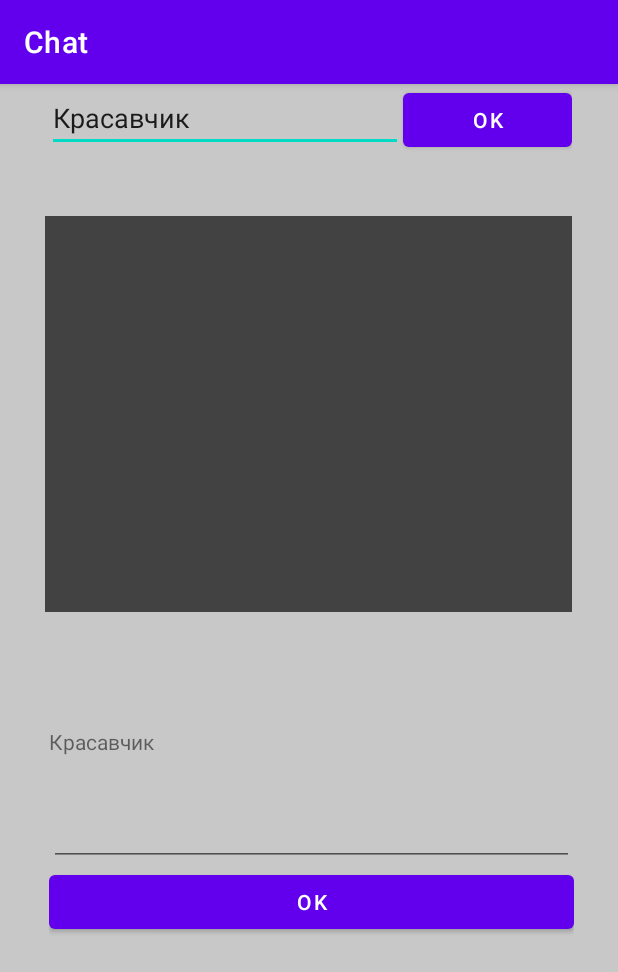
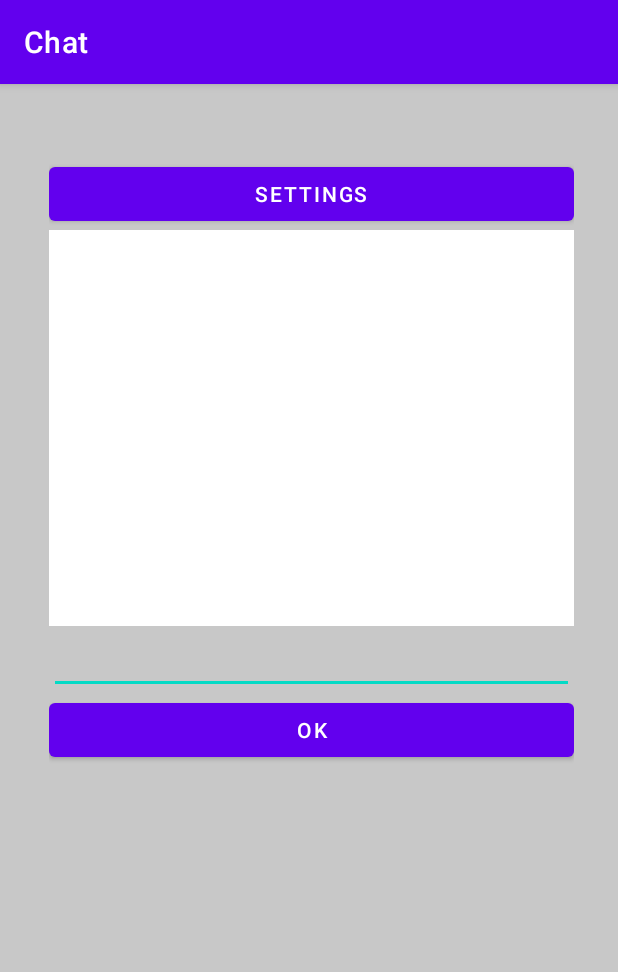
Before and after one commit to DoomHopes/Chat, an Android app: the screen it shows after launch (MainActivity), on a phone screen of 412 x 824 dp. Shown: the top 972 px of the screen. Run offline under Robolectric (Android 15) with nearby library versions, the phone set to English and light mode, and no system bars.

Commit message:
Settings

```diff
--- a/app/src/main/java/com/example/chat/MainActivity.java
+++ b/app/src/main/java/com/example/chat/MainActivity.java
@@ -1,12 +1,16 @@
 package com.example.chat;
 
+import androidx.appcompat.app.ActionBar;
 import androidx.appcompat.app.AppCompatActivity;
 
 import android.annotation.SuppressLint;
+import android.content.Intent;
 import android.os.Build;
 import android.os.Bundle;
 import android.os.Handler;
 import android.text.method.ScrollingMovementMethod;
+import android.util.Log;
+import android.view.Menu;
 import android.view.View;
 import android.widget.EditText;
 import android.widget.TextView;
@@ -20,13 +24,16 @@ import java.io.IOException;
 import java.io.InputStream;
 import java.net.URL;
 import java.nio.charset.StandardCharsets;
+import java.time.Instant;
 import java.util.ArrayList;
 
 public class MainActivity extends AppCompatActivity {
 
     private final ArrayList<Message> messages;
 
-    private EditText etAuthor;
+    private String authorName = "DefaultName";
+
+    //private EditText etAuthor;
     private TextView tvChatBox;
     private TextView tvAuthor;
     private EditText etMessage;
@@ -67,19 +74,20 @@ public class MainActivity extends AppCompatActivity {
         super.onCreate(savedInstanceState);
         setContentView(R.layout.activity_main);
 
-        etAuthor = findViewById(R.id.editTextAuthor);
+        //etAuthor = findViewById(R.id.editTextAuthor);
         tvChatBox = findViewById(R.id.textViewChatBox);
         tvAuthor = findViewById(R.id.textViewAuthor);
         etMessage = findViewById(R.id.editTextPersonAuthor);
 
-        tvAuthor.setText(etAuthor.getText());
+        //tvAuthor.setText(etAuthor.getText());
         tvChatBox.setMovementMethod(new ScrollingMovementMethod());
 
        // new Thread(exchanger).start();
         handler.post(timerTick);
+
     }
 
-    @SuppressLint("SetTextI18n")
+    /*@SuppressLint("SetTextI18n")
     public void onClickSetAuthor(View view) {
         CharSequence authorName = etAuthor.getText();
         if(authorName.equals("")){
@@ -87,7 +95,7 @@ public class MainActivity extends AppCompatActivity {
             return;
         }
         tvAuthor.setText(authorName + ":");
-    }
+    }*/
 
     public void sendMessage(View view) {
         String message = etMessage.getText().toString();
@@ -95,10 +103,24 @@ public class MainActivity extends AppCompatActivity {
             Toast.makeText(this,"Please, enter message", Toast.LENGTH_SHORT).show();
             return;
         }
-        exchanger.setMessage(new Message(etAuthor.getText().toString(), message));
+        exchanger.setMessage(new Message(authorName, message));
         //tvChatBox.append(tvAuthor.getText() + " - " + message + "\n");
         etMessage.setText("");
         new Thread(exchanger).start();
+    }
+
+    public void onClickSettings(View view) {
+        Intent intent = new Intent(MainActivity.this, SettingsActivity.class);
+        startActivityForResult(intent,1);
+    }
+
+    @Override
+    protected void onActivityResult(int requestCode, int resultCode, Intent data) {
+        super.onActivityResult(requestCode, resultCode, data);
+        if (data == null) {return;}
+        String name = data.getStringExtra("name");
+        tvAuthor.setText(name + ":");
+        authorName=name;
     }
 
     class ParseJson implements Runnable{
--- a/app/src/main/res/layout/activity_main.xml
+++ b/app/src/main/res/layout/activity_main.xml
@@ -8,7 +8,7 @@
     tools:context=".MainActivity">
 
 
-    <LinearLayout
+    <!--<LinearLayout
         android:id="@+id/linearLayout"
         android:layout_width="350dp"
         android:layout_height="wrap_content"
@@ -33,36 +33,39 @@
             android:layout_weight="1"
             android:onClick="onClickSetAuthor"
             android:text="@string/ok" />
-    </LinearLayout>
 
-    <TextView
-        android:id="@+id/textViewChatBox"
-        android:layout_width="351dp"
-        android:layout_height="264dp"
-        android:background="@color/cardview_dark_background"
-        app:layout_constraintBottom_toBottomOf="parent"
-        app:layout_constraintEnd_toEndOf="parent"
-        app:layout_constraintHorizontal_bias="0.491"
-        app:layout_constraintStart_toStartOf="parent"
-        app:layout_constraintTop_toBottomOf="@+id/linearLayout"
-        app:layout_constraintVertical_bias="0.087" />
+    </LinearLayout>-->
+
 
     <LinearLayout
         android:layout_width="350dp"
         android:layout_height="wrap_content"
-        android:layout_marginTop="40dp"
         android:orientation="vertical"
         app:layout_constraintBottom_toBottomOf="parent"
         app:layout_constraintEnd_toEndOf="parent"
         app:layout_constraintHorizontal_bias="0.524"
         app:layout_constraintStart_toStartOf="parent"
-        app:layout_constraintTop_toBottomOf="@+id/textViewChatBox"
+        app:layout_constraintTop_toTopOf="parent"
         app:layout_constraintVertical_bias="0.157">
 
+        <Button
+            android:id="@+id/button2"
+            android:layout_width="match_parent"
+            android:layout_height="wrap_content"
+            android:text="@string/settings"
+            android:onClick="onClickSettings"/>
+
         <TextView
-            android:id="@+id/textViewAuthor"
-            android:layout_width="match_parent"
-            android:layout_height="47dp" />
+            android:id="@+id/textViewChatBox"
+            android:layout_width="351dp"
+            android:layout_height="264dp"
+            android:background="@color/cardview_light_background"
+            app:layout_constraintBottom_toBottomOf="parent"
+            app:layout_constraintEnd_toEndOf="parent"
+            app:layout_constraintHorizontal_bias="0.533"
+            app:layout_constraintStart_toStartOf="parent"
+            app:layout_constraintTop_toBottomOf="@+id/linearLayout"
+            app:layout_constraintVertical_bias="0.203" />
 
         <EditText
             android:id="@+id/editTextPersonAuthor"
@@ -77,6 +80,16 @@
             android:layout_height="wrap_content"
             android:onClick="sendMessage"
             android:text="@string/ok" />
+
+        <TextView
+            android:id="@+id/textViewAuthor"
+            android:layout_width="match_parent"
+            android:layout_height="47dp" />
+
+
+
     </LinearLayout>
 
+
+
 </androidx.constraintlayout.widget.ConstraintLayout>
--- a/app/src/main/res/values/strings.xml
+++ b/app/src/main/res/values/strings.xml
@@ -4,4 +4,6 @@
     <string name="ok">OK</string>
     <string name="name">Name</string>
     <string name="author_default">Красавчик</string>
+    <string name="item1">Settings</string>
+    <string name="settings">Settings</string>
 </resources>
```
Also changed, not shown: app/src/main/AndroidManifest.xml (+6 -4 lines), app/src/main/java/com/example/chat/SettingsActivity.java (added, +34 -0 lines), app/src/main/res/layout/activity_settings.xml (added, +38 -0 lines), app/src/main/res/menu/main.xml (added, +17 -0 lines).
